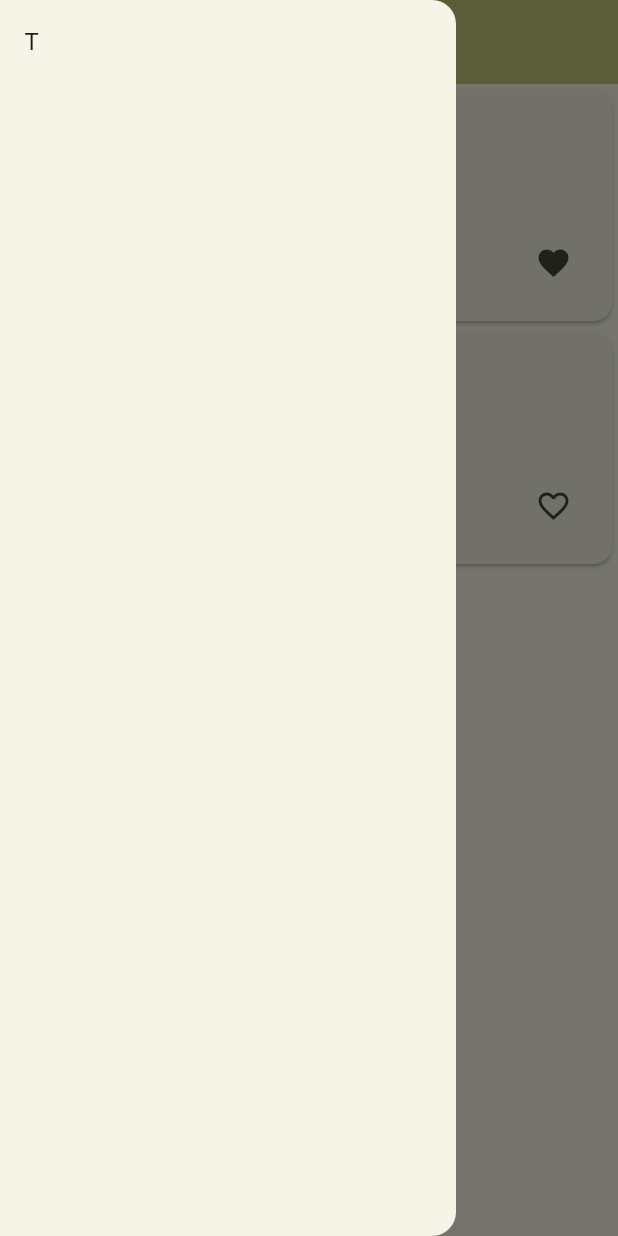
After one commit to stafel/flogger, a Flutter app: the screen it shows after launch, with the side drawer open, on a phone screen of 412 x 824 dp. The commit adds this screen. Run offline on Flutter 3.47's test engine with Material 3 defaults, Android fonts, the phone set to English and light mode, and no system bars.

Commit message:
refactor: extract logo and drawer to own widget

```diff
--- a/lib/main.dart
+++ b/lib/main.dart
@@ -2,6 +2,8 @@ import 'package:flutter/material.dart';
 import 'package:frogger/models/blogentry.dart';
 import 'package:frogger/views/blogcard.dart';
 import 'package:frogger/views/newblogbutton.dart';
+import 'package:frogger/views/logodrawer.dart';
+import 'package:frogger/views/customdrawer.dart';
 
 void main() {
   runApp(const MyApp());
@@ -84,20 +86,11 @@ class _MyHomePageState extends State<MyHomePage> {
   @override
   Widget build(BuildContext context) {
     return Scaffold(
-        drawer: Drawer(
-          child: ListView(
-            padding: EdgeInsets.zero,
-            children: [ListTile(title: Text("T"),)],
-          ),
-        ),
+        drawer: const CustomDrawer(),
         appBar: AppBar(
           backgroundColor: Theme.of(context).colorScheme.inversePrimary,
           title: Text(widget.title),
-          leading: Builder(builder: (context) => IconButton(
-            icon: Image.asset("images/logo.png"),
-            onPressed: () => Scaffold.of(context).openDrawer(),
-          ),
-          ),
+          leading: const LogoDrawer(),
         ),
         body: Center(
           child: Column(
--- /dev/null
+++ b/lib/views/customdrawer.dart
@@ -0,0 +1,17 @@
+import 'package:flutter/material.dart';
+
+class CustomDrawer extends StatelessWidget {
+  const CustomDrawer({
+    super.key,
+  });
+
+  @override
+  Widget build(BuildContext context) {
+    return Drawer(
+      child: ListView(
+        padding: EdgeInsets.zero,
+        children: [ListTile(title: Text("T"),)],
+      ),
+    );
+  }
+}
--- /dev/null
+++ b/lib/views/logodrawer.dart
@@ -0,0 +1,16 @@
+import 'package:flutter/material.dart';
+
+class LogoDrawer extends StatelessWidget {
+  const LogoDrawer({
+    super.key,
+  });
+
+  @override
+  Widget build(BuildContext context) {
+    return Builder(builder: (context) => IconButton(
+      icon: Image.asset("images/logo.png"),
+      onPressed: () => Scaffold.of(context).openDrawer(),
+    ),
+    );
+  }
+}
```
